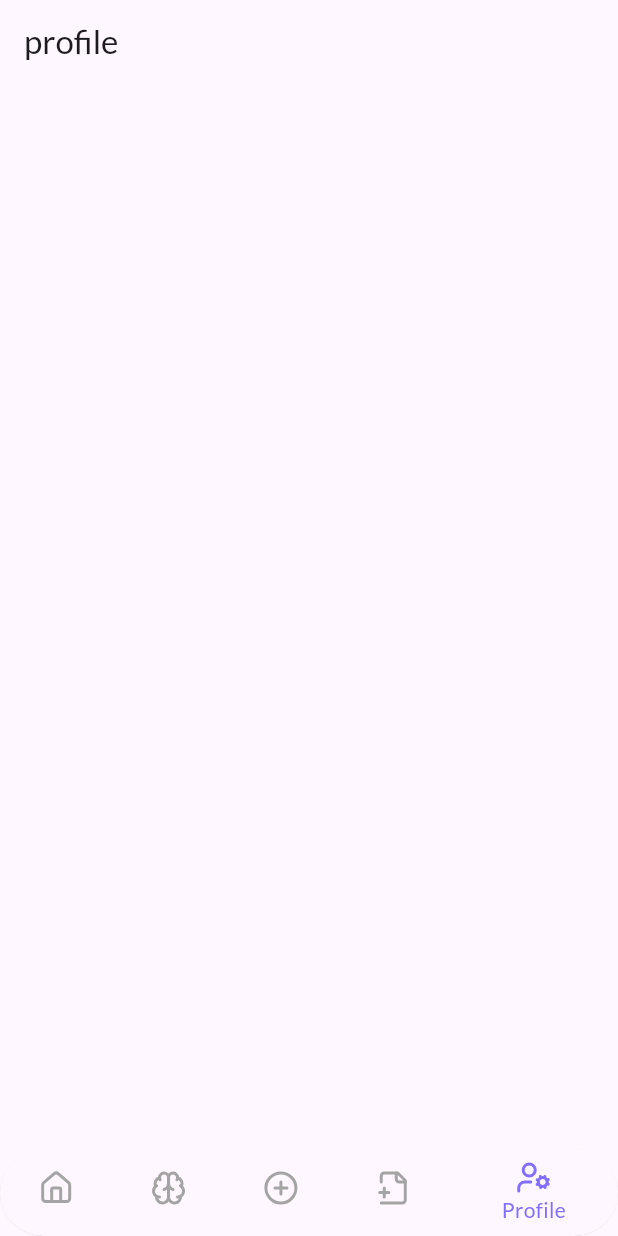
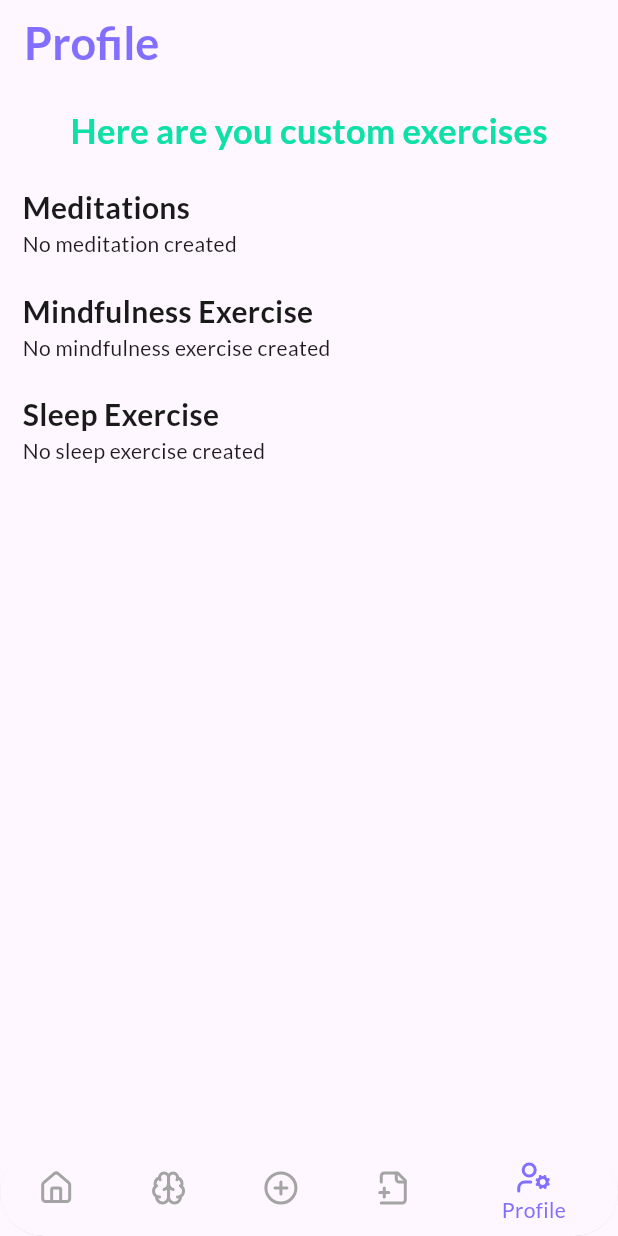
Before and after one commit to PathumDilhara/Meditator-Mobile-App, a Flutter app: the screen it shows after launch, item 5 of the bottom bar chosen, on a phone screen of 412 x 824 dp. Run offline on Flutter 3.47's test engine with Material 3 defaults, Android fonts, the phone set to English and light mode, and no system bars; our stand-ins replace flutter_svg, go_router, google_fonts, hive, hive_flutter, image_picker and 1 more; accounts and stored records are empty.

Commit message:
Profile page with list view widget

```diff
--- a/lib/pages/main_page.dart
+++ b/lib/pages/main_page.dart
@@ -24,11 +24,10 @@ class _MainPageState extends State<MainPage> {
 
   // List of pages for bottom navigation bar, consider the order
   static const List<Widget> _pages = [
-    CustomExercisesPage(),
     HomePage(),
     MindfulExercisePage(),
     CreateCustomExercisePage(),
-
+    CustomExercisesPage(),
     ProfilePage(),
   ];
 
--- a/lib/pages/main_screens/profile_page.dart
+++ b/lib/pages/main_screens/profile_page.dart
@@ -1,4 +1,10 @@
 import 'package:flutter/material.dart';
+import 'package:meditator_mobile_app/models/meditation_exercise_model.dart';
+import 'package:meditator_mobile_app/models/mindfulness_exercise_model.dart';
+import 'package:meditator_mobile_app/models/sleep_exercise_model.dart';
+import 'package:meditator_mobile_app/provider/custom_provider.dart';
+import 'package:meditator_mobile_app/utils/colors.dart';
+import 'package:provider/provider.dart';
 
 class ProfilePage extends StatelessWidget {
   const ProfilePage({super.key});
@@ -7,8 +13,161 @@ class ProfilePage extends StatelessWidget {
   Widget build(BuildContext context) {
     return Scaffold(
       appBar: AppBar(
-        title: const Text("profile"),
+        title: const Text(
+          "Profile",
+          style: TextStyle(
+            fontSize: 30,
+            fontWeight: FontWeight.bold,
+            color: AppColors.primaryPurple,
+          ),
+        ),
+      ),
+      body: SingleChildScrollView(
+        child: Padding(
+          padding: const EdgeInsets.all(15.0),
+          child: Column(
+            children: [
+              Text(
+                "Here are you custom exercises",
+                style: TextStyle(
+                  fontSize: 23,
+                  fontWeight: FontWeight.bold,
+                  color: AppColors.primaryGreen,
+                ),
+              ),
+              const SizedBox(
+                height: 20,
+              ),
+              Consumer<CustomProvider>(
+                builder: (context, data, child) {
+                  return ListView(
+                    shrinkWrap: true,
+                    physics: const NeverScrollableScrollPhysics(),
+                    children: [
+                      _buildSectionTitle("Meditations"),
+                      _buildMeditationsList(
+                        data.getMeditations(),
+                      ),
+                      const SizedBox(
+                        height: 20,
+                      ),
+
+                      _buildSectionTitle("Mindfulness Exercise"),
+                      _buildMindfulnessExerciseList(
+                        data.getMindfulnessExercises(),
+                      ),
+                      const SizedBox(
+                        height: 20,
+                      ),
+
+                      _buildSectionTitle("Sleep Exercise"),
+                      _buildSleepExerciseList(
+                        data.getSleepExercises(),
+                      ),
+                      const SizedBox(
+                        height: 20,
+                      ),
+                    ],
+                  );
+                },
+              ),
+            ],
+          ),
+        ),
       ),
     );
   }
+
+  // helper widget for titles
+  Widget _buildSectionTitle(String title) {
+    return Text(
+      title,
+      style: const TextStyle(
+        fontSize: 20,
+        fontWeight: FontWeight.w600,
+        color: AppColors.primaryBlack,
+      ),
+    );
+  }
+
+  // helper widget for cards
+  Widget _buildContent({
+    required title,
+    required description,
+    required duration,
+  }) {
+    return Card(
+      margin: const EdgeInsets.symmetric(vertical: 10),
+      child: ListTile(
+        title: Text(title),
+        subtitle: Text(
+          description,
+          maxLines: 2,
+          overflow: TextOverflow.ellipsis,
+        ),
+        trailing: Text(
+          "$duration min",
+          style: const TextStyle(
+            color: AppColors.primaryPurple,
+          ),
+        ),
+      ),
+    );
+  }
+
+  // helper widget to display meditation exercises lists
+  Widget _buildMeditationsList(
+      List<MeditationExerciseModel> meditationDataList) {
+    if (meditationDataList.isEmpty) {
+      return const Text("No meditation created");
+    } else {
+      return Column(
+        children: meditationDataList.map((meditation) {
+          return _buildContent(
+            title: meditation.name,
+            description: meditation.description,
+            duration: meditation.duration,
+          );
+        }).toList(),
+      );
+    }
+  }
+
+  // helper widget to display mindfulness exercises lists
+  Widget _buildMindfulnessExerciseList(
+      List<MindfulnessExerciseModel> mindfulnessExerciseDataList) {
+    if (mindfulnessExerciseDataList.isEmpty) {
+      return const Text("No mindfulness exercise created");
+    } else {
+      return Column(
+        children: mindfulnessExerciseDataList.map((mindfulnessExercise) {
+          // loop
+          return _buildContent(
+            title: mindfulnessExercise.name,
+            description: mindfulnessExercise.description,
+            duration: mindfulnessExercise.duration,
+          );
+        }).toList(),
+      );
+    }
+  }
+
+  // helper widget to display sleep exercises lists
+  Widget _buildSleepExerciseList(
+      List<SleepExerciseModel> sleepExerciseDataList) {
+    if (sleepExerciseDataList.isEmpty) {
+      return const Text("No sleep exercise created");
+    } else {
+      return Column(
+        children: sleepExerciseDataList.map((sleepExercise) {
+          // loop
+          return _buildContent(
+            title: sleepExercise.name,
+            description: sleepExercise.description,
+            duration: sleepExercise.duration,
+          );
+        }).toList(),
+      );
+    }
+  }
 }
```
